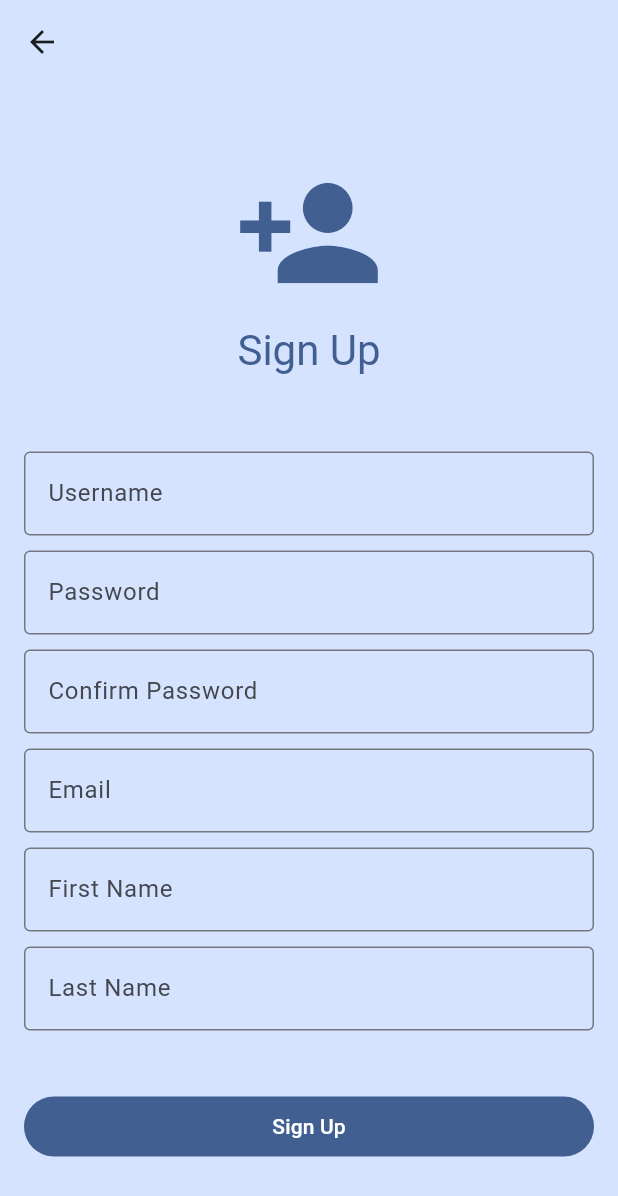
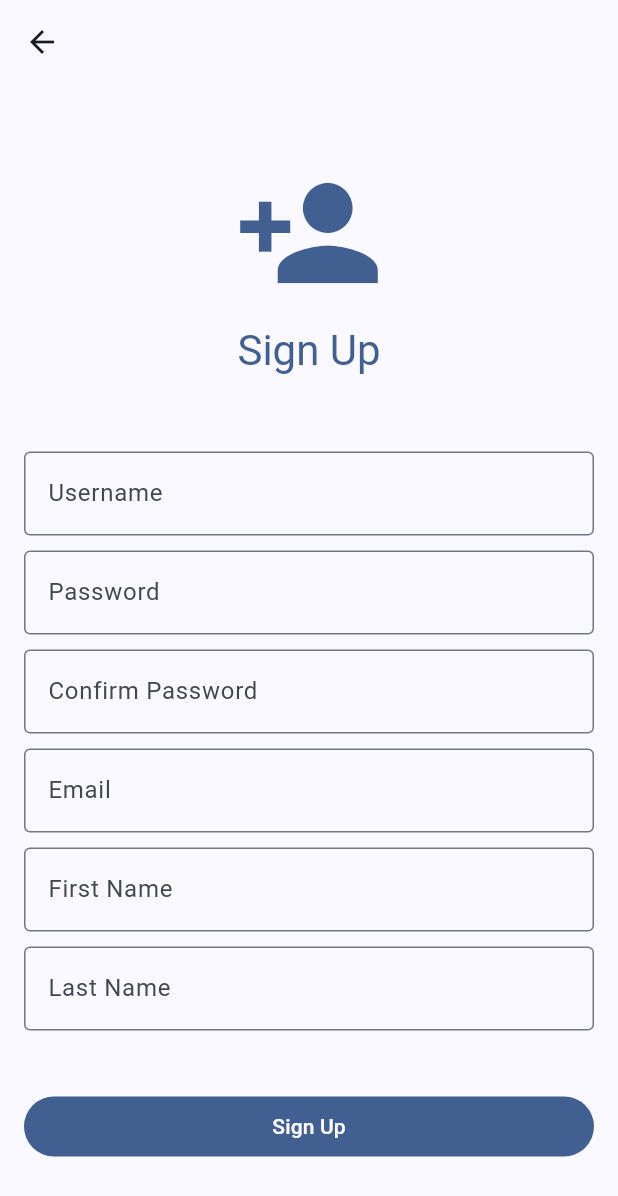
Before and after one commit to phougt/HealthCord, a Flutter app: the screen it shows after launch, after a tap on "Login", after a tap on "Sign Up", on a phone screen of 412 x 824 dp. Shown: the top 1196 px of the screen. Run offline on Flutter 3.47's test engine with Material 3 defaults, Android fonts, the phone set to English and light mode, and no system bars; our stand-ins replace dio, flutter_secure_storage, freezed_annotation, go_router, google_fonts, image_picker; network calls fail.

Commit message:
Update UI

```diff
--- a/lib/screens/login_screen.dart
+++ b/lib/screens/login_screen.dart
@@ -13,11 +13,7 @@ class LoginScreen extends StatelessWidget {
     final message = viewModel.errors['message'] ?? '';
 
     return Scaffold(
-      body: Container(
-        decoration: BoxDecoration(
-          color: Theme.of(context).colorScheme.primaryContainer,
-        ),
-        child: SafeArea(
+      body: SafeArea(
         child: Center(
           child: SingleChildScrollView(
             child: Padding(
@@ -35,8 +31,7 @@ class LoginScreen extends StatelessWidget {
                   Text(
                     "HealthCord",
                     textAlign: TextAlign.center,
-                      style: Theme.of(context).textTheme.headlineLarge
-                          ?.copyWith(
+                    style: Theme.of(context).textTheme.headlineLarge?.copyWith(
                       color: Theme.of(context).colorScheme.primary,
                     ),
                   ),
@@ -102,7 +97,6 @@ class LoginScreen extends StatelessWidget {
           ),
         ),
       ),
-      ),
     );
   }
 }
--- a/lib/screens/signup_screen.dart
+++ b/lib/screens/signup_screen.dart
@@ -14,9 +14,6 @@ class SignupScreen extends StatelessWidget {
 
     return Scaffold(
       appBar: AppBar(
-        flexibleSpace: Container(
-          color: Theme.of(context).colorScheme.primaryContainer,
-        ),
         leading: IconButton(
           icon: const Icon(Icons.arrow_back),
           onPressed: () {
@@ -24,11 +21,7 @@ class SignupScreen extends StatelessWidget {
           },
         ),
       ),
-      body: Container(
-        decoration: BoxDecoration(
-          color: Theme.of(context).colorScheme.primaryContainer,
-        ),
-        child: SafeArea(
+      body: SafeArea(
         child: Center(
           child: SingleChildScrollView(
             child: Column(
@@ -133,7 +126,6 @@ class SignupScreen extends StatelessWidget {
           ),
         ),
       ),
-      ),
     );
   }
 }
```
Also changed, not shown: lib/screens/home_screen.dart (+39 -61 lines). Lines whose indentation alone changed are shown as unchanged.
